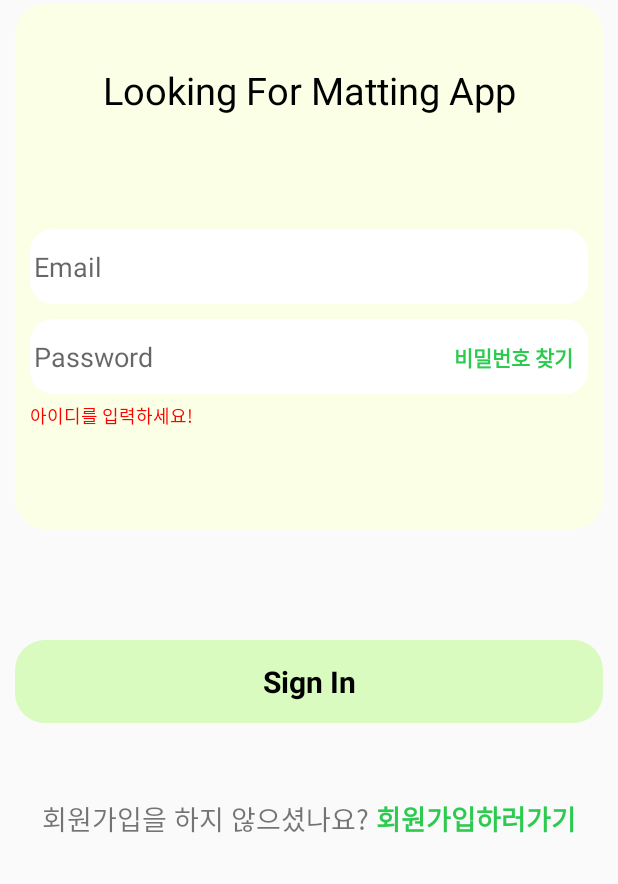
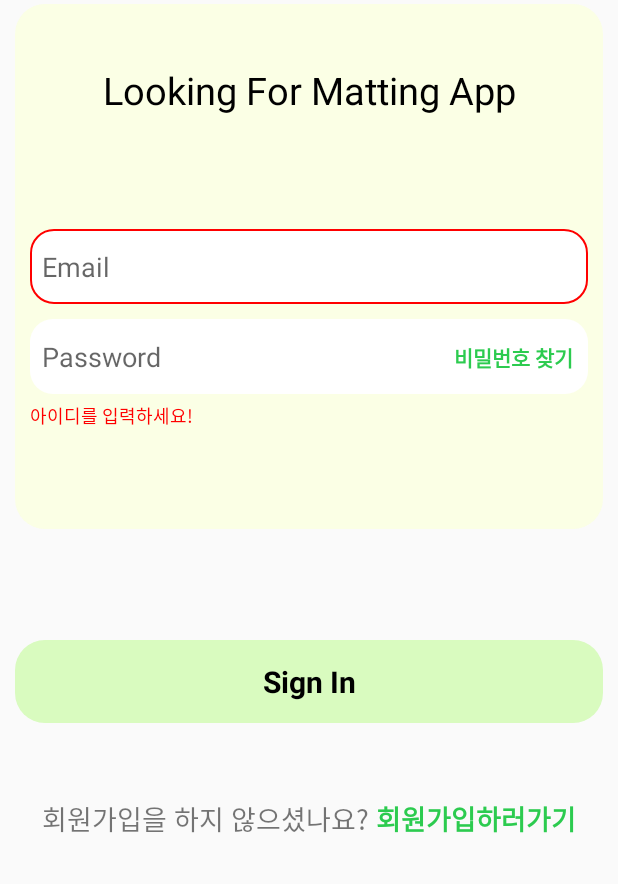
Before and after one commit to K-Graduate/application, an Android app: the screen it shows after launch (LoginActivity), after a tap on "Sign In", on a phone screen of 412 x 824 dp, the part 352-1236 px from its top. Run offline under Robolectric (Android 15) with nearby library versions, the phone set to English and light mode, and no system bars.

```diff
--- a/KGraduate/app/src/main/java/com/example/kgraduate/login/LoginActivity.kt
+++ b/KGraduate/app/src/main/java/com/example/kgraduate/login/LoginActivity.kt
@@ -7,6 +7,8 @@ import android.graphics.Color
 import androidx.appcompat.app.AppCompatActivity
 import android.os.Bundle
 import android.util.Log
+import androidx.appcompat.content.res.AppCompatResources
+import com.example.kgraduate.R
 import com.example.kgraduate.databinding.ActivityLoginBinding
 import com.example.kgraduate.layouts.MainActivity
 import com.example.kgraduate.register.RegisterActivity
@@ -54,11 +56,13 @@ class LoginActivity : AppCompatActivity() {
             if(id=="") {
                 binding.tvWarning.text = "아이디를 입력하세요!"
                 binding.tvWarning.setTextColor(Color.RED)
+                binding.logInId.background = AppCompatResources.getDrawable(applicationContext, R.drawable.login_fail)
                 //Toast.makeText(this, "아이디를 입력하세요.", Toast.LENGTH_SHORT).show()
             }
             else if(pwd=="") {
                 binding.tvWarning.text = "비밀번호를 입력하세요!"
                 binding.tvWarning.setTextColor(Color.RED)
+                binding.logInPassword.background = AppCompatResources.getDrawable(applicationContext, R.drawable.login_fail)
                 //Toast.makeText(this,"비밀번호를 입력하세요.",Toast.LENGTH_SHORT).show()
             }
             else {
@@ -82,11 +86,15 @@ class LoginActivity : AppCompatActivity() {
                                 binding.tvWarning.text = ""
                                 binding.logInId.setText("")
                                 binding.logInPassword.setText("")
+                                binding.logInId.background = AppCompatResources.getDrawable(applicationContext, R.drawable.login_edit)
+                                binding.logInPassword.background = AppCompatResources.getDrawable(applicationContext, R.drawable.login_edit)
                                 startActivity(intent)
                             }
                             else -> {
                                 binding.tvWarning.text = "아이디 또는 비밀번호가 잘못되었습니다!"
                                 binding.tvWarning.setTextColor(Color.RED)
+                                binding.logInId.background = AppCompatResources.getDrawable(applicationContext, R.drawable.login_fail)
+                                binding.logInPassword.background = AppCompatResources.getDrawable(applicationContext, R.drawable.login_fail)
                             }
                         }
                     }
--- /dev/null
+++ b/KGraduate/app/src/main/res/drawable/login_fail.xml
@@ -0,0 +1,11 @@
+<shape xmlns:android="http://schemas.android.com/apk/res/android" android:shape="rectangle">
+    <corners
+        android:radius="15dp"
+        />
+    <solid
+        android:color="@color/white"
+        />
+    <stroke
+        android:width="1dp"
+        android:color="@color/red"/>
+</shape>
--- a/KGraduate/app/src/main/res/layout/activity_login.xml
+++ b/KGraduate/app/src/main/res/layout/activity_login.xml
@@ -55,7 +55,8 @@
             android:hint="Email"
             app:layout_constraintBottom_toBottomOf="parent"
             app:layout_constraintTop_toTopOf="parent"
-            android:background="@drawable/loginedit"/>
+            android:paddingHorizontal="8dp"
+            android:background="@drawable/login_edit"/>
         <EditText
             android:id="@+id/logInPassword"
             android:layout_width="match_parent"
@@ -63,20 +64,21 @@
             android:hint="Password"
             android:inputType="textPassword"
             app:layout_constraintTop_toBottomOf="@+id/logInId"
-            android:background="@drawable/loginedit"
+            android:background="@drawable/login_edit"
+            android:paddingHorizontal="8dp"
             android:layout_marginTop="10dp"/>
 
         <TextView
             android:id="@+id/findPassword"
             android:layout_width="wrap_content"
             android:layout_height="wrap_content"
+            android:layout_marginRight="10dp"
             android:text="비밀번호 찾기"
             android:textColor="@color/green_700"
             android:textStyle="bold"
-            app:layout_constraintTop_toTopOf="@id/logInPassword"
             app:layout_constraintBottom_toBottomOf="@id/logInPassword"
             app:layout_constraintRight_toRightOf="@id/logInPassword"
-            android:layout_marginRight="10dp"/>
+            app:layout_constraintTop_toTopOf="@id/logInPassword" />
 
         <TextView
             android:id="@+id/tv_warning"
--- a/KGraduate/app/src/main/res/values/colors.xml
+++ b/KGraduate/app/src/main/res/values/colors.xml
@@ -12,4 +12,5 @@
     <color name="green_200">#FBFFE5</color>
     <color name="green_custom">#D9FBBF</color>
     <color name="blue">#001AFF</color>
+    <color name="red">#FFFF0000</color>
 </resources>
```
Also changed, not shown: KGraduate/app/src/main/res/drawable-v24/login_edit.xml (renamed from KGraduate/app/src/main/res/drawable-v24/loginedit.xml).
